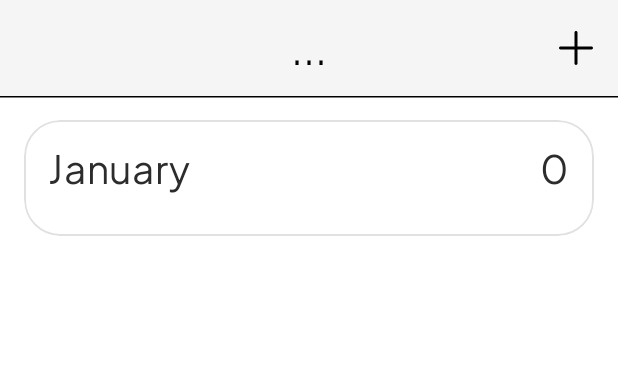
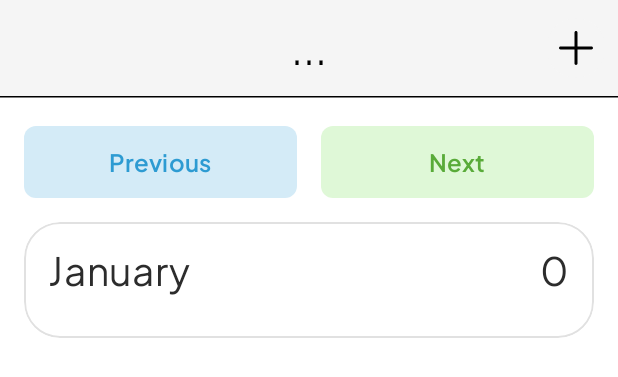
Before and after one commit to pavel-maiseichyk/Love-Calendar, an Android app built with Jetpack Compose: the @Preview function CalendarScreenPreview, on a phone screen of 412 x 824 dp. Shown: the top 377 px of the screen. Run offline under Robolectric (Android 15) with nearby library versions, the light colour scheme and no system bars.

Commit message:
ChangeMonthButton created and implemented

```diff
--- a/app/src/main/java/com/paulmais/lovecalendar/domain/util/DateUtil.kt
+++ b/app/src/main/java/com/paulmais/lovecalendar/domain/util/DateUtil.kt
@@ -11,6 +11,12 @@ import kotlinx.datetime.toLocalDateTime
 object DateUtil {
 
     fun now(): LocalDate = Clock.System.now().toLocalDateTime(TimeZone.currentSystemDefault()).date
+
+    fun nowWithFirstDayOfMonth(): LocalDate = LocalDate(
+        dayOfMonth = 1,
+        month = now().month,
+        year = now().year
+    )
 
     fun daysInMonth(month: Month, year: Int): Int {
         return if (month.number != 12)
--- a/app/src/main/java/com/paulmais/lovecalendar/presentation/calendar/CalendarAction.kt
+++ b/app/src/main/java/com/paulmais/lovecalendar/presentation/calendar/CalendarAction.kt
@@ -1,8 +1,12 @@
 package com.paulmais.lovecalendar.presentation.calendar
 
 sealed class CalendarAction {
+    data object OnSettingsClick: CalendarAction()
     data object OnEditClick: CalendarAction()
     data object OnConfirmEditClick: CalendarAction()
     data object OnUndoEditClick: CalendarAction()
+
+    data object OnPreviousClick: CalendarAction()
+    data object OnNextClick: CalendarAction()
     data class OnDateTap(val appDate: AppDateUI): CalendarAction()
 }
--- a/app/src/main/java/com/paulmais/lovecalendar/presentation/calendar/CalendarScreen.kt
+++ b/app/src/main/java/com/paulmais/lovecalendar/presentation/calendar/CalendarScreen.kt
@@ -1,9 +1,12 @@
 package com.paulmais.lovecalendar.presentation.calendar
 
 import androidx.compose.foundation.background
+import androidx.compose.foundation.layout.Arrangement
 import androidx.compose.foundation.layout.Column
+import androidx.compose.foundation.layout.Row
 import androidx.compose.foundation.layout.Spacer
 import androidx.compose.foundation.layout.fillMaxSize
+import androidx.compose.foundation.layout.fillMaxWidth
 import androidx.compose.foundation.layout.height
 import androidx.compose.foundation.layout.padding
 import androidx.compose.foundation.rememberScrollState
@@ -12,6 +15,7 @@ import androidx.compose.material3.Scaffold
 import androidx.compose.runtime.Composable
 import androidx.compose.runtime.getValue
 import androidx.compose.runtime.remember
+import androidx.compose.ui.Alignment
 import androidx.compose.ui.Modifier
 import androidx.compose.ui.graphics.Color
 import androidx.compose.ui.platform.LocalConfiguration
@@ -21,6 +25,8 @@ import androidx.compose.ui.unit.Dp
 import androidx.compose.ui.unit.dp
 import androidx.lifecycle.compose.collectAsStateWithLifecycle
 import com.paulmais.lovecalendar.R
+import com.paulmais.lovecalendar.presentation.calendar.components.ChangeMonthButton
+import com.paulmais.lovecalendar.presentation.calendar.components.ChangeMonthButtonType
 import com.paulmais.lovecalendar.presentation.components.MyTopBar
 import com.paulmais.lovecalendar.presentation.calendar.components.MonthItem
 import com.paulmais.lovecalendar.presentation.ui.theme.LoveCalendarTheme
@@ -69,6 +75,24 @@ private fun CalendarScreen(
                 .padding(horizontal = 16.dp)
                 .verticalScroll(rememberScrollState())
         ) {
+            Spacer(modifier = Modifier.height(20.dp))
+            Row(
+                modifier = Modifier
+                    .fillMaxWidth(),
+                verticalAlignment = Alignment.CenterVertically,
+                horizontalArrangement = Arrangement.spacedBy(16.dp)
+            ) {
+                ChangeMonthButton(
+                    type = ChangeMonthButtonType.PREVIOUS,
+                    modifier = Modifier.weight(1f),
+                    onClick = { onAction(CalendarAction.OnPreviousClick) }
+                )
+                ChangeMonthButton(
+                    type = ChangeMonthButtonType.NEXT,
+                    modifier = Modifier.weight(1f),
+                    onClick = { onAction(CalendarAction.OnNextClick) }
+                )
+            }
             Spacer(modifier = Modifier.height(16.dp))
             MonthItem(
                 isEditing = state.isInEditMode,
--- /dev/null
+++ b/app/src/main/java/com/paulmais/lovecalendar/presentation/calendar/components/ChangeMonthButton.kt
@@ -0,0 +1,81 @@
+package com.paulmais.lovecalendar.presentation.calendar.components
+
+import androidx.compose.foundation.layout.Arrangement
+import androidx.compose.foundation.layout.Column
+import androidx.compose.foundation.layout.height
+import androidx.compose.foundation.layout.width
+import androidx.compose.foundation.shape.RoundedCornerShape
+import androidx.compose.material3.Button
+import androidx.compose.material3.ButtonDefaults
+import androidx.compose.material3.Card
+import androidx.compose.material3.CardDefaults
+import androidx.compose.material3.Text
+import androidx.compose.runtime.Composable
+import androidx.compose.ui.Modifier
+import androidx.compose.ui.res.stringResource
+import androidx.compose.ui.text.font.FontWeight
+import androidx.compose.ui.tooling.preview.Preview
+import androidx.compose.ui.unit.dp
+import androidx.compose.ui.unit.sp
+import com.paulmais.lovecalendar.R
+import com.paulmais.lovecalendar.presentation.ui.theme.blue
+import com.paulmais.lovecalendar.presentation.ui.theme.blue_container
+import com.paulmais.lovecalendar.presentation.ui.theme.green
+import com.paulmais.lovecalendar.presentation.ui.theme.green_container
+import com.paulmais.lovecalendar.presentation.ui.theme.jakarta
+
+enum class ChangeMonthButtonType {
+    PREVIOUS, NEXT
+}
+
+@Composable
+fun ChangeMonthButton(
+    modifier: Modifier = Modifier,
+    type: ChangeMonthButtonType,
+    onClick: () -> Unit
+) {
+    Button(
+        onClick = onClick,
+        modifier = modifier.height(48.dp),
+        shape = RoundedCornerShape(8.dp),
+        colors = ButtonDefaults.buttonColors(
+            containerColor = when (type) {
+                ChangeMonthButtonType.PREVIOUS -> blue_container
+                ChangeMonthButtonType.NEXT -> green_container
+            },
+            contentColor = when (type) {
+                ChangeMonthButtonType.PREVIOUS -> blue
+                ChangeMonthButtonType.NEXT -> green
+            }
+        )
+    ) {
+        Text(
+            text = when (type) {
+                ChangeMonthButtonType.PREVIOUS -> stringResource(R.string.previous)
+                ChangeMonthButtonType.NEXT -> stringResource(R.string.next)
+            },
+            fontFamily = jakarta,
+            fontWeight = FontWeight.SemiBold,
+            fontSize = 16.sp
+        )
+    }
+}
+
+@Preview
+@Composable
+private fun ChangeMonthButtonPreview() {
+    Column(
+        verticalArrangement = Arrangement.spacedBy(8.dp)
+    ) {
+        ChangeMonthButton(
+            modifier = Modifier.width(173.dp),
+            type = ChangeMonthButtonType.PREVIOUS,
+            onClick = {}
+        )
+        ChangeMonthButton(
+            modifier = Modifier.width(173.dp),
+            type = ChangeMonthButtonType.NEXT,
+            onClick = {}
+        )
+    }
+}
--- a/app/src/main/res/values/strings.xml
+++ b/app/src/main/res/values/strings.xml
@@ -1,4 +1,6 @@
 <resources>
     <string name="app_name">Love</string>
     <string name="before_month">Before month</string>
+    <string name="previous">Previous</string>
+    <string name="next">Next</string>
 </resources>
```
Also changed, not shown: app/src/main/java/com/paulmais/lovecalendar/presentation/calendar/CalendarViewModel.kt (+40 -30 lines).
